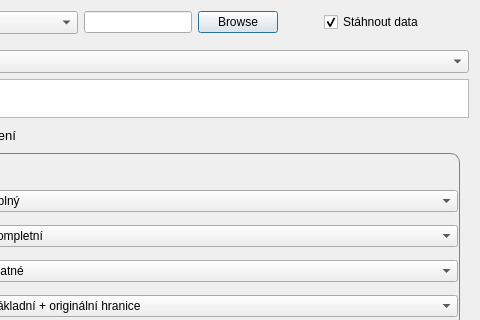
Before: the Qt Designer form ui_MainApp.ui in ctu-geoforall-lab/qgis-ruian-plugin, drawn with Qt 5; both pictures show x 133 to 613 and y 0 to 320 of the 613 by 493 pixel window.
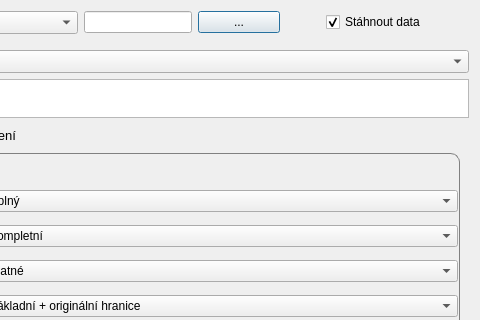
After: the same form once the commit is applied. Icons and pictures are not drawn.

Commit message: #2 rename buttony

The edit to the form file:
```diff
--- a/ui_MainApp.ui
+++ b/ui_MainApp.ui
@@ -67,8 +67,14 @@
      </item>
      <item>
       <widget class="QPushButton" name="browseButton">
+       <property name="minimumSize">
+        <size>
+         <width>82</width>
+         <height>0</height>
+        </size>
+       </property>
        <property name="text">
-        <string>Browse</string>
+        <string>...</string>
        </property>
       </widget>
      </item>
```
